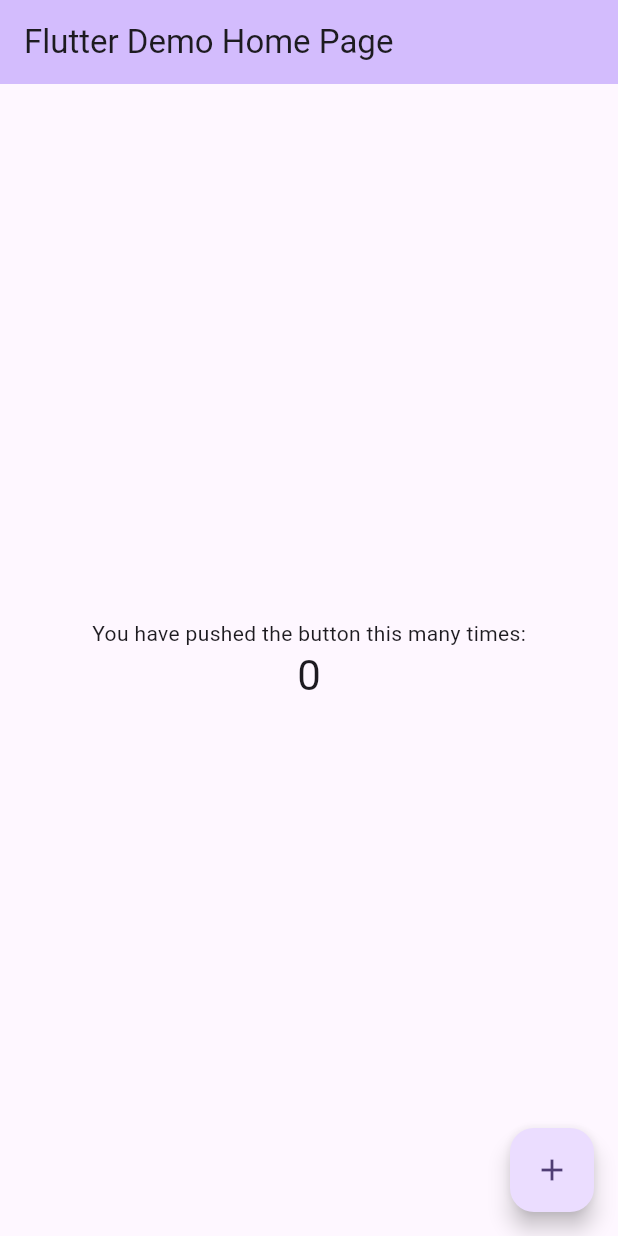
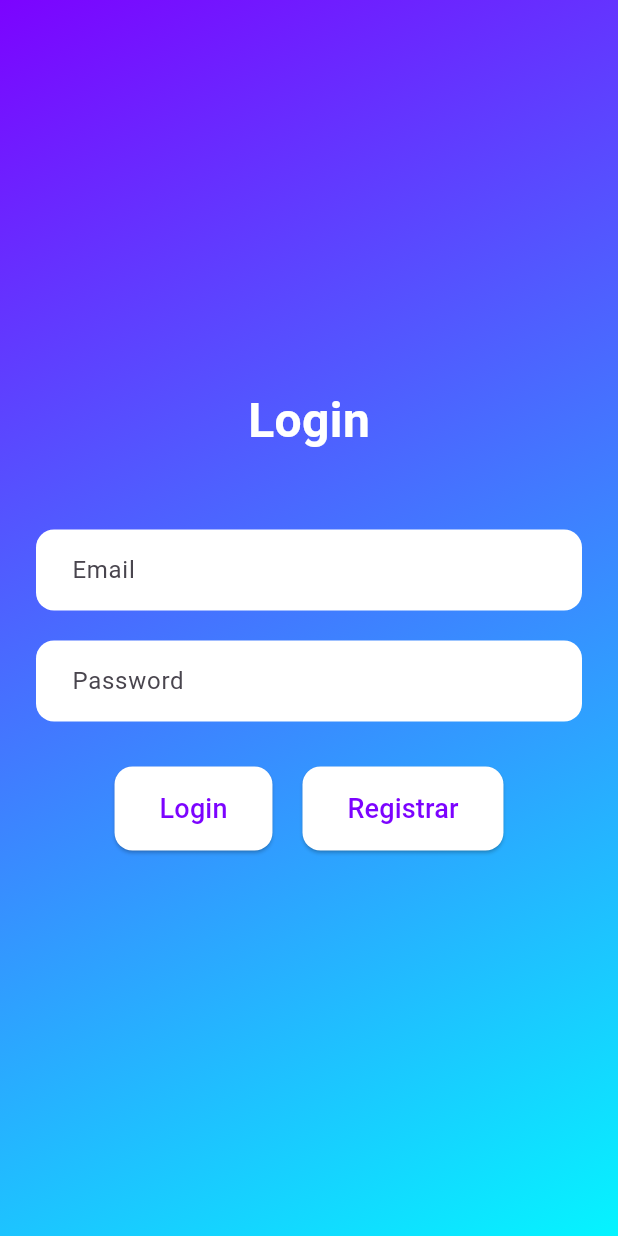
Before and after one commit to endors-toi/grupaso-app, a Flutter app: the screen it shows after launch, on a phone screen of 412 x 824 dp. Run offline on Flutter 3.47's test engine with Material 3 defaults, Android fonts, the phone set to English and light mode, and no system bars.

Commit message:
fronted:p

```diff
--- a/analysis_options.yaml
+++ b/analysis_options.yaml
@@ -21,6 +21,7 @@ linter:
   # `// ignore_for_file: name_of_lint` syntax on the line or in the file
   # producing the lint.
   rules:
+    prefert_cons_constructor
     # avoid_print: false  # Uncomment to disable the `avoid_print` rule
     # prefer_single_quotes: true  # Uncomment to enable the `prefer_single_quotes` rule
 
--- a/lib/main.dart
+++ b/lib/main.dart
@@ -1,4 +1,5 @@
 import 'package:flutter/material.dart';
+import 'package:grupaso_app/pages/login.dart';
 
 void main() {
   runApp(const MyApp());
@@ -12,6 +13,7 @@ class MyApp extends StatelessWidget {
   Widget build(BuildContext context) {
     return MaterialApp(
       title: 'Flutter Demo',
+      debugShowCheckedModeBanner: false,
       theme: ThemeData(
         // This is the theme of your application.
         //
@@ -31,7 +33,7 @@ class MyApp extends StatelessWidget {
         colorScheme: ColorScheme.fromSeed(seedColor: Colors.deepPurple),
         useMaterial3: true,
       ),
-      home: const MyHomePage(title: 'Flutter Demo Home Page'),
+      home: Login(),
     );
   }
 }
--- /dev/null
+++ b/lib/pages/login.dart
@@ -0,0 +1,118 @@
+import 'package:flutter/material.dart';
+
+class Login extends StatelessWidget {
+  @override
+  Widget build(BuildContext context) {
+    return Scaffold(
+      body: Container(
+        decoration: BoxDecoration(
+          gradient: LinearGradient(
+            colors: [Color(0xFF7C03FF), Color(0xFF05F4FF)],
+            begin: Alignment.topLeft,
+            end: Alignment.bottomRight,
+          ),
+        ),
+        child: Center(
+          child: Padding(
+            padding: const EdgeInsets.symmetric(horizontal: 24.0),
+            child: Column(
+              mainAxisAlignment: MainAxisAlignment.center,
+              children: <Widget>[
+                const Text(
+                  'Login',
+                  style: TextStyle(
+                    fontSize: 32.0,
+                    fontWeight: FontWeight.bold,
+                    color: Colors.white,
+                  ),
+                ),
+                const SizedBox(height: 50.0),
+                TextField(
+                  decoration: InputDecoration(
+                    filled: true,
+                    fillColor: Colors.white,
+                    hintText: 'Email',
+                    border: OutlineInputBorder(
+                      borderRadius: BorderRadius.circular(12.0),
+                      borderSide: BorderSide.none,
+                    ),
+                    contentPadding: const EdgeInsets.symmetric(
+                        vertical: 15.0, horizontal: 20.0),
+                  ),
+                ),
+                const SizedBox(height: 20.0),
+                TextField(
+                  obscureText: true,
+                  decoration: InputDecoration(
+                    filled: true,
+                    fillColor: Colors.white,
+                    hintText: 'Password',
+                    border: OutlineInputBorder(
+                      borderRadius: BorderRadius.circular(12.0),
+                      borderSide: BorderSide.none,
+                    ),
+                    contentPadding: const EdgeInsets.symmetric(
+                        vertical: 15.0, horizontal: 20.0),
+                  ),
+                ),
+                const SizedBox(height: 30.0),
+                Row(
+                  mainAxisAlignment: MainAxisAlignment.center,
+                  children: [
+                    ElevatedButton(
+                      onPressed: () {
+                        // Implementar funcionalidad de login aquí
+                      },
+                      style: ElevatedButton.styleFrom(
+                        backgroundColor: Colors
+                            .white, // Usar backgroundColor en lugar de primary
+                        foregroundColor: const Color(
+                            0xFF7C03FF), // Usar foregroundColor en lugar de onPrimary
+                        padding: const EdgeInsets.symmetric(
+                            vertical: 15.0, horizontal: 30.0),
+                        shape: RoundedRectangleBorder(
+                          borderRadius: BorderRadius.circular(12.0),
+                        ),
+                      ),
+                      child: const Text(
+                        'Login',
+                        style: TextStyle(
+                          fontSize: 18.0,
+                          color: Color(0xFF7C03FF),
+                        ),
+                      ),
+                    ),
+                    const SizedBox(width: 20.0), // Espacio entre los botones
+                    ElevatedButton(
+                      onPressed: () {
+                        // Implementar funcionalidad de registrar aquí
+                      },
+                      style: ElevatedButton.styleFrom(
+                        backgroundColor: Colors
+                            .white, // Usar backgroundColor en lugar de primary
+                        foregroundColor: const Color(
+                            0xFF7C03FF), // Usar foregroundColor en lugar de onPrimary
+                        padding: const EdgeInsets.symmetric(
+                            vertical: 15.0, horizontal: 30.0),
+                        shape: RoundedRectangleBorder(
+                          borderRadius: BorderRadius.circular(12.0),
+                        ),
+                      ),
+                      child: const Text(
+                        'Registrar',
+                        style: TextStyle(
+                          fontSize: 18.0,
+                          color: Color(0xFF7C03FF),
+                        ),
+                      ),
+                    ),
+                  ],
+                ),
+              ],
+            ),
+          ),
+        ),
+      ),
+    );
+  }
+}
```
Also changed, not shown: pubspec.lock.
